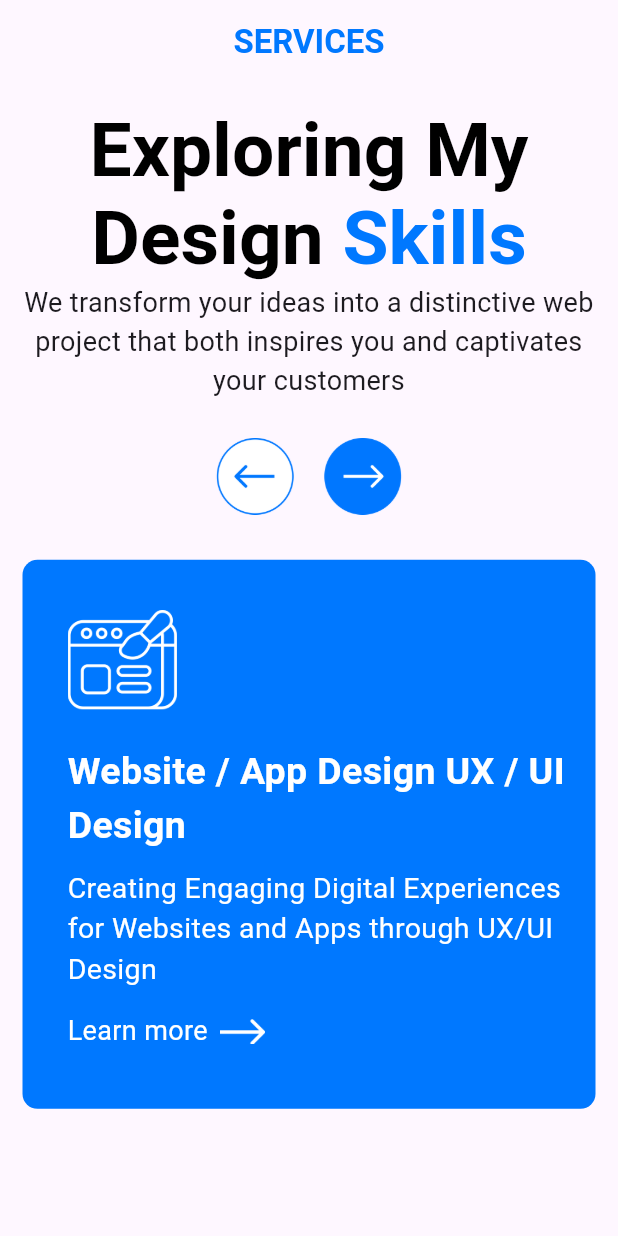
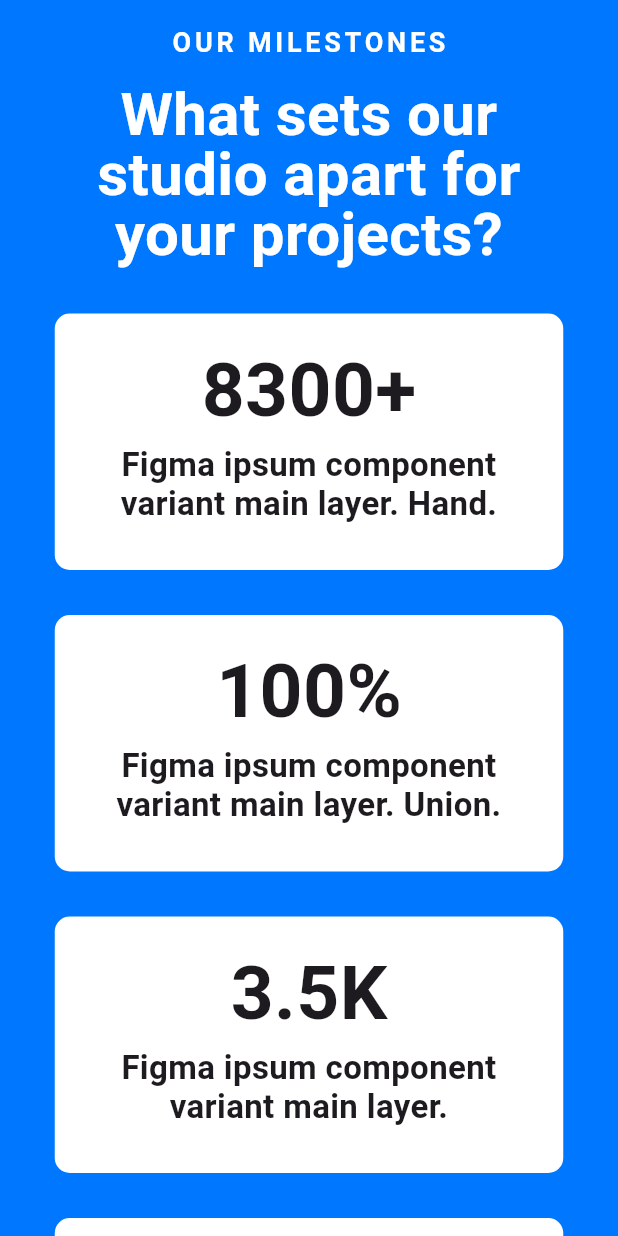
Before and after one commit to zhaoly58/portfolio_me, a Flutter app: the screen it shows after launch, on a phone screen of 412 x 824 dp. Run offline on Flutter 3.47's test engine with Material 3 defaults, Android fonts, the phone set to English and light mode, and no system bars.

Commit message:
created milestones page

```diff
--- /dev/null
+++ b/lib/customWidget/achievement_card.dart
@@ -0,0 +1,45 @@
+import 'package:flutter/material.dart';
+
+class AchievementCard extends StatelessWidget {
+  final String? title;
+  final String? subtitle;
+
+  const AchievementCard({
+    super.key, this.title, this.subtitle,
+  });
+
+  @override
+  Widget build(BuildContext context) {
+    return Container(
+      width: double.infinity,
+      height: 171,
+      decoration: BoxDecoration(
+        color: Colors.white,
+        borderRadius: BorderRadius.circular(10),
+      ),
+      child: Padding(
+        padding: const EdgeInsets.all(15.0),
+        child: Column(
+          children: [
+            Text(
+              "$title",
+              style: TextStyle(
+                fontSize: 50,
+                fontWeight: FontWeight.bold,
+              ),
+            ),
+            Text(
+              "$subtitle",
+              style: TextStyle(
+                height: 1.2,
+                fontSize: 22,
+                fontWeight: FontWeight.bold,
+              ),
+              textAlign: TextAlign.center,
+            ),
+          ],
+        ),
+      ),
+    );
+  }
+}
--- a/lib/main.dart
+++ b/lib/main.dart
@@ -1,5 +1,5 @@
 import 'package:flutter/material.dart';
-import 'package:portfolio_me/service_screen.dart';
+import 'package:portfolio_me/milestones.dart';
 
 void main() {
   runApp(const MyApp());
@@ -32,7 +32,7 @@ class MyApp extends StatelessWidget {
         // tested with just a hot reload.
         colorScheme: ColorScheme.fromSeed(seedColor: Colors.deepPurple),
       ),
-      home: const ServiceScreen(),
+      home: const Milestones(),
 
     );
   }
--- /dev/null
+++ b/lib/milestones.dart
@@ -0,0 +1,60 @@
+import 'package:flutter/material.dart';
+import 'package:portfolio_me/customWidget/achievement_card.dart';
+
+class Milestones extends StatelessWidget {
+  const Milestones({super.key});
+
+  @override
+  Widget build(BuildContext context) {
+    return Scaffold(
+      backgroundColor: Color(0xFF0077FF),
+      appBar: AppBar(
+        title: Text(
+          "Our Milestones".toUpperCase(),
+          style: TextStyle(
+            letterSpacing: 2.5,
+            fontSize: 18,
+            color: Colors.white,
+            fontWeight: FontWeight.bold,
+          ),
+        ),
+        backgroundColor: Color(0xFF0077FF),
+        centerTitle: true,
+      ),
+      body: SingleChildScrollView(
+        child: Padding(
+          padding: const EdgeInsets.symmetric(horizontal: 36.5),
+          child: Column(
+            // mainAxisAlignment: MainAxisAlignment.center,
+            crossAxisAlignment: CrossAxisAlignment.center,
+            children: [
+              SizedBox(
+                width: double.infinity,
+                height: 153,
+                child: Text(
+                  "What sets our studio apart for your projects?",
+                  style: TextStyle(
+                    height: 1.0,
+                    fontSize: 40,
+                    fontWeight: FontWeight.bold,
+                    color: Colors.white,
+                  ),
+                  textAlign: TextAlign.center,
+                ),
+              ),
+              // SizedBox(height: 30),
+              AchievementCard(title: "8300+", subtitle: "Figma ipsum component variant main layer. Hand.",),
+              SizedBox(height: 30),
+              AchievementCard(title: "100%", subtitle: "Figma ipsum component variant main layer. Union.",),
+              SizedBox(height: 30),
+              AchievementCard(title: "3.5K", subtitle: "Figma ipsum component variant main layer.",),
+              SizedBox(height: 30),
+              AchievementCard(title: "240+", subtitle: "Figma ipsum component variant main layer.",),
+              SizedBox(height: 30),
+            ],
+          ),
+        ),
+      ),
+    );
+  }
+}
```
Also changed, not shown: pubspec.yaml (+11 -11 lines).
